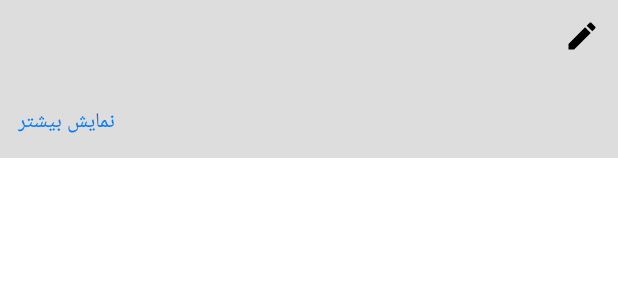
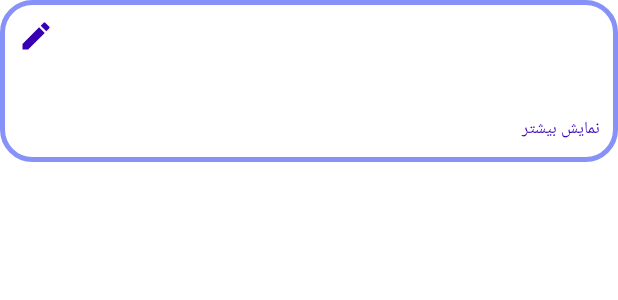
Before and after one commit to zahmadi98/TravelPlanner, an Android app: the layout trip_item.xml on its own in the app's theme, with its tools: preview values and no code run, on a phone screen of 412 x 824 dp. Shown: the top 300 px of the screen. Run offline under Robolectric (Android 15) with nearby library versions, the phone set to English and light mode, and no system bars.

Commit message:
edited trip_item

```diff
--- a/app/src/main/java/com/example/travelplanner/HomeFragment.java
+++ b/app/src/main/java/com/example/travelplanner/HomeFragment.java
@@ -70,7 +70,7 @@ public class HomeFragment extends Fragment {
 
                 tripName.setText(trip.getName());
                 tripDescription.setText(trip.getDescription());
-                peopleCount.setText("تعداد نفرات: " + trip.getPeopleCount());
+                peopleCount.setText("نفر: " + trip.getPeopleCount());
 
                 tripListContainer.addView(tripView);
             }
--- a/app/src/main/res/drawable/baseline_create_24.xml
+++ b/app/src/main/res/drawable/baseline_create_24.xml
@@ -1,4 +1,4 @@
-<vector xmlns:android="http://schemas.android.com/apk/res/android" android:height="24dp" android:tint="#000000" android:viewportHeight="24" android:viewportWidth="24" android:width="24dp">
+<vector xmlns:android="http://schemas.android.com/apk/res/android" android:height="24dp" android:tint="#FF3700B3" android:viewportHeight="24" android:viewportWidth="24" android:width="24dp">
 
     <path android:fillColor="@android:color/white" android:pathData="M3,17.25V21h3.75L17.81,9.94l-3.75,-3.75L3,17.25zM20.71,7.04c0.39,-0.39 0.39,-1.02 0,-1.41l-2.34,-2.34c-0.39,-0.39 -1.02,-0.39 -1.41,0l-1.83,1.83 3.75,3.75 1.83,-1.83z"/>
 
--- a/app/src/main/res/layout/trip_item.xml
+++ b/app/src/main/res/layout/trip_item.xml
@@ -3,7 +3,7 @@
     android:layout_width="match_parent"
     android:layout_height="wrap_content"
     android:orientation="vertical"
-    android:background="#DDDDDD"
+    android:background="@drawable/custom_edittext"
     android:padding="12dp"
     android:layout_marginBottom="10dp">
 
@@ -12,6 +12,13 @@
         android:layout_height="wrap_content"
         android:orientation="horizontal"
         android:gravity="center_vertical">
+
+        <ImageView
+            android:id="@+id/editIcon"
+            android:layout_width="24dp"
+            android:layout_height="24dp"
+            android:src="@drawable/baseline_create_24"
+            android:contentDescription="ویرایش سفر" />
 
         <TextView
             android:id="@+id/tripName"
@@ -22,12 +29,7 @@
             android:textColor="#000000"
             android:layout_height="match_parent" />
 
-        <ImageView
-            android:id="@+id/editIcon"
-            android:layout_width="24dp"
-            android:layout_height="24dp"
-            android:src="@drawable/baseline_create_24"
-            android:contentDescription="ویرایش سفر" />
+
     </LinearLayout>
 
     <TextView
@@ -45,21 +47,22 @@
         android:layout_height="wrap_content"
         android:orientation="horizontal"
         android:gravity="center_vertical"
-        android:layout_marginTop="8dp">
+        android:layout_marginTop="15dp">
 
         <TextView
             android:id="@+id/peopleCount"
             android:layout_width="wrap_content"
-            android:textSize="14sp"
+            android:textSize="11sp"
             android:textColor="#333333"
             android:layout_height="match_parent" />
 
         <TextView
             android:id="@+id/showMore"
-            android:layout_width="wrap_content"
+            android:layout_width="match_parent"
             android:text="نمایش بیشتر"
-            android:textColor="#007AFF"
-            android:textSize="14sp"
+            android:textColor="@color/purple_700"
+            android:layout_gravity="right"
+            android:textSize="11sp"
             android:layout_height="match_parent" />
     </LinearLayout>
 
```
